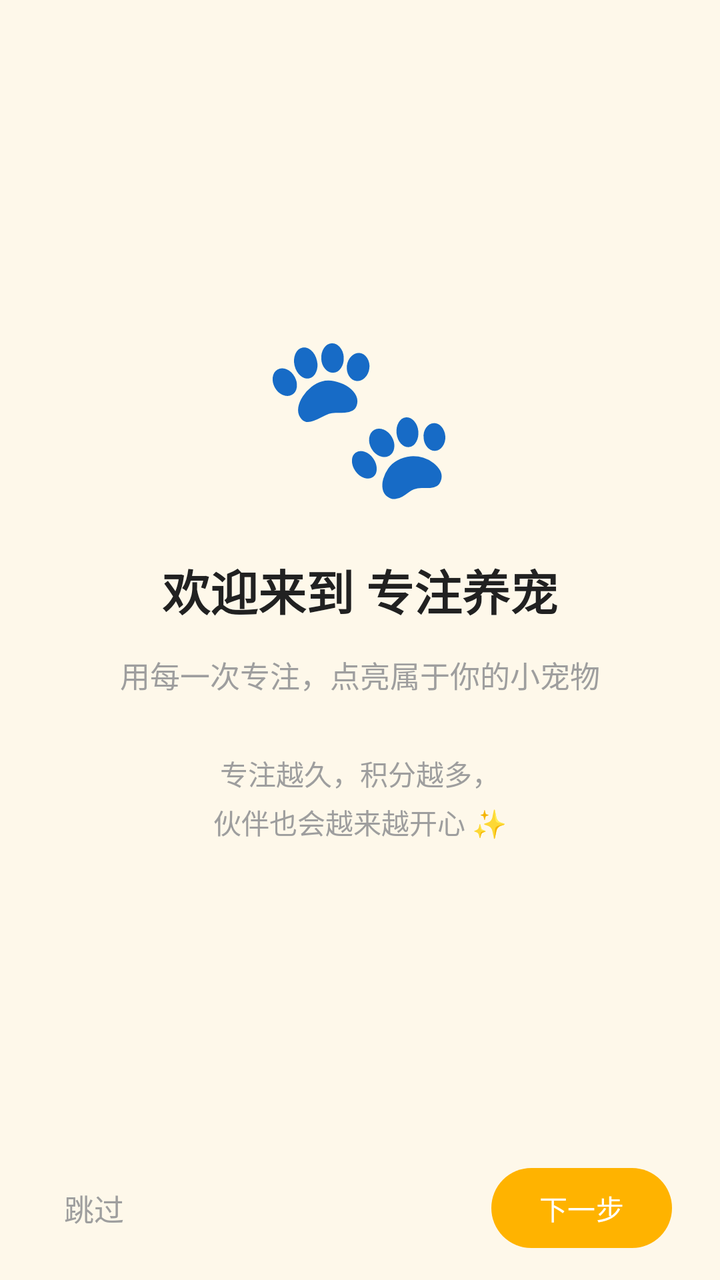
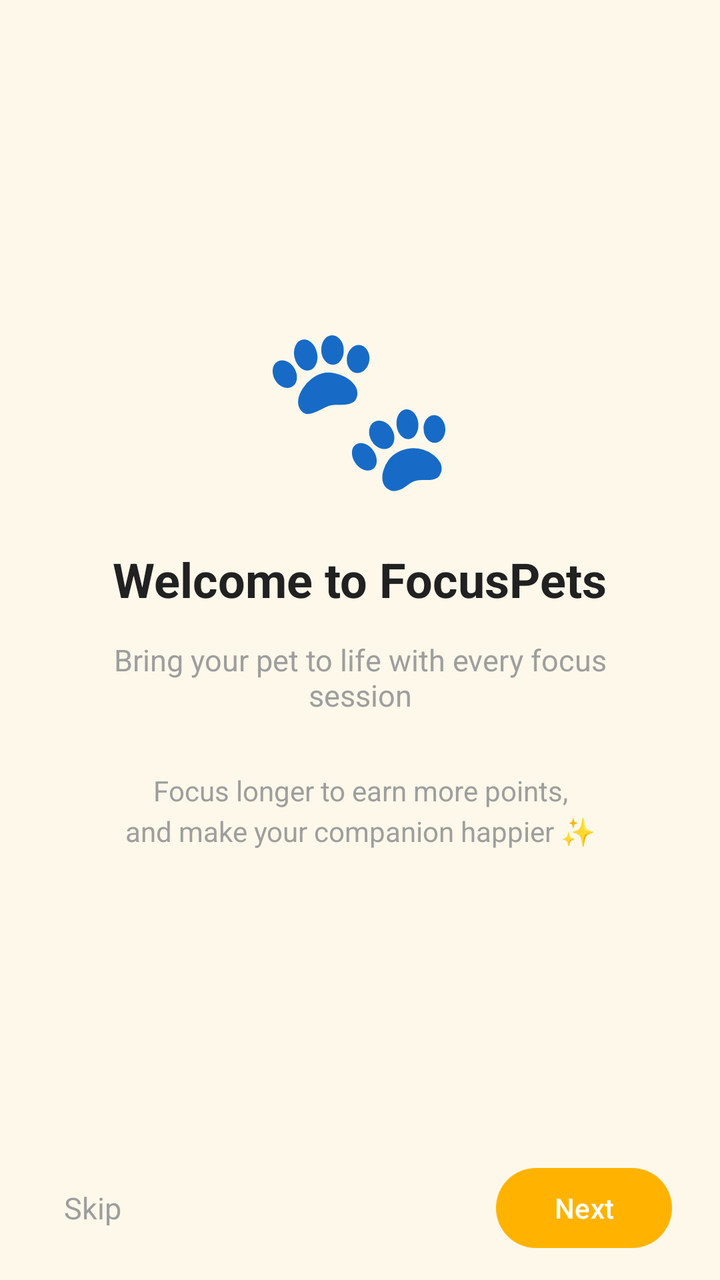

An Android layout rendered at two revisions. The XML below is the earlier revision; the diff shows what the commit changed to produce the second picture.
<!-- AndroidManifest.xml: application theme Theme.FocusPets -->
<!-- res/layout/activity_onboarding.xml -->
<?xml version="1.0" encoding="utf-8"?>
<LinearLayout xmlns:android="http://schemas.android.com/apk/res/android"
    xmlns:app="http://schemas.android.com/apk/res-auto"
    android:id="@+id/onboarding_root"
    android:layout_width="match_parent"
    android:layout_height="match_parent"
    android:orientation="vertical"
    android:paddingBottom="12dp">

    
    <ViewFlipper
        android:id="@+id/flipper"
        android:layout_width="match_parent"
        android:layout_height="0dp"
        android:layout_weight="1"
        android:inAnimation="@android:anim/fade_in"
        android:outAnimation="@android:anim/fade_out">

        
        <LinearLayout
            android:layout_width="match_parent"
            android:layout_height="match_parent"
            android:gravity="center"
            android:orientation="vertical"
            android:paddingStart="32dp"
            android:paddingEnd="32dp">

            <TextView
                android:layout_width="wrap_content"
                android:layout_height="wrap_content"
                android:text="🐾"
                android:textSize="80sp" />

            <TextView
                android:layout_width="wrap_content"
                android:layout_height="wrap_content"
                android:layout_marginTop="20dp"
                android:gravity="center"
                android:text="欢迎来到 专注养宠"
                android:textColor="@color/text_primary"
                android:textSize="24sp"
                android:textStyle="bold" />

            <TextView
                android:layout_width="wrap_content"
                android:layout_height="wrap_content"
                android:layout_marginTop="14dp"
                android:gravity="center"
                android:text="用每一次专注，点亮属于你的小宠物"
                android:textColor="@color/text_hint"
                android:textSize="15sp" />

            <TextView
                android:layout_width="wrap_content"
                android:layout_height="wrap_content"
                android:layout_marginTop="28dp"
                android:gravity="center"
                android:lineSpacingExtra="4dp"
                android:text="专注越久，积分越多，\n伙伴也会越来越开心 ✨"
                android:textColor="@color/text_hint"
                android:textSize="14sp" />
        </LinearLayout>

        
        <LinearLayout
            android:layout_width="match_parent"
            android:layout_height="match_parent"
            android:gravity="center"
            android:orientation="vertical"
            android:paddingStart="32dp"
            android:paddingEnd="32dp">

            <TextView
                android:layout_width="wrap_content"
                android:layout_height="wrap_content"
                android:layout_marginBottom="24dp"
                android:text="怎么玩？"
                android:textColor="@color/text_primary"
                android:textSize="22sp"
                android:textStyle="bold" />

            <TextView
                android:id="@+id/step1"
                style="@style/OnboardingStep"
                android:text="🍅 在「专注」页开始一次专注计时" />

            <TextView
                android:id="@+id/step2"
                style="@style/OnboardingStep"
                android:text="✅ 完成后获得积分，宠物心情变好" />

            <TextView
                android:id="@+id/step3"
                style="@style/OnboardingStep"
                android:text="📖 用积分在「图鉴」解锁更多伙伴" />

            <TextView
                android:id="@+id/step4"
                style="@style/OnboardingStep"
                android:text="🔒 用「锁机」强制专注，还能给小猫换装" />

            <TextView
                android:id="@+id/step5"
                style="@style/OnboardingStep"
                android:text="🏆 在「排行」里和朋友比比专注时长" />
        </LinearLayout>

        
        <LinearLayout
            android:layout_width="match_parent"
            android:layout_height="match_parent"
            android:gravity="center"
            android:orientation="vertical"
            android:paddingStart="32dp"
            android:paddingEnd="32dp">

            <TextView
                android:layout_width="wrap_content"
                android:layout_height="wrap_content"
                android:text="🎨"
                android:textSize="64sp" />

            <TextView
                android:layout_width="wrap_content"
                android:layout_height="wrap_content"
                android:layout_marginTop="16dp"
                android:text="选一个喜欢的背景色"
                android:textColor="@color/text_primary"
                android:textSize="20sp"
                android:textStyle="bold" />

            <TextView
                android:layout_width="wrap_content"
                android:layout_height="wrap_content"
                android:layout_marginTop="8dp"
                android:text="之后随时可以在首页「换背景」里改"
                android:textColor="@color/text_hint"
                android:textSize="13sp" />

            
            <GridLayout
                android:id="@+id/color_grid"
                android:layout_width="wrap_content"
                android:layout_height="wrap_content"
                android:layout_marginTop="26dp"
                android:alignmentMode="alignMargins"
                android:columnCount="4" />
        </LinearLayout>
    </ViewFlipper>

    
    <LinearLayout
        android:layout_width="match_parent"
        android:layout_height="wrap_content"
        android:gravity="center_vertical"
        android:orientation="horizontal"
        android:paddingStart="24dp"
        android:paddingEnd="24dp"
        android:paddingTop="8dp">

        <TextView
            android:id="@+id/btn_skip"
            android:layout_width="wrap_content"
            android:layout_height="wrap_content"
            android:background="?attr/selectableItemBackgroundBorderless"
            android:paddingStart="8dp"
            android:paddingEnd="8dp"
            android:paddingTop="10dp"
            android:paddingBottom="10dp"
            android:text="跳过"
            android:textColor="@color/text_hint"
            android:textSize="15sp" />

        <LinearLayout
            android:id="@+id/dots"
            android:layout_width="0dp"
            android:layout_height="wrap_content"
            android:layout_weight="1"
            android:gravity="center"
            android:orientation="horizontal" />

        <com.google.android.material.button.MaterialButton
            android:id="@+id/btn_next"
            android:layout_width="wrap_content"
            android:layout_height="wrap_content"
            android:text="下一步"
            app:cornerRadius="22dp" />
    </LinearLayout>
</LinearLayout>
<!-- resources referenced by this layout -->
<resources>
  <color name="text_hint">#9E9E9E</color>
  <color name="text_primary">#212121</color>
  <style name="OnboardingStep">
          <item name="android:layout_width">match_parent</item>
          <item name="android:layout_height">wrap_content</item>
          <item name="android:layout_marginTop">16dp</item>
          <item name="android:textColor">@color/text_primary</item>
          <item name="android:textSize">15sp</item>
      </style>
  <style name="Theme.FocusPets" parent="Theme.Material3.DayNight.NoActionBar">
          
          <item name="android:windowBackground">@color/page_background</item>
          <item name="android:colorBackground">@color/page_background</item>
          
          <item name="colorPrimary">@color/cat_accent</item>
          <item name="colorPrimaryContainer">@color/cat_accent</item>
          <item name="colorOnPrimary">#FFFFFF</item>
          
          <item name="android:statusBarColor">@color/page_background</item>
          <item name="android:navigationBarColor">@color/page_background</item>
          <item name="android:windowLightStatusBar">true</item>
      </style>
  <color name="page_background">#FEF8EA</color>
  <color name="cat_accent">#FFB300</color>
</resources>

<!-- the commit's change to res/layout/activity_onboarding.xml (unified diff, before → after) -->
@@ -36,7 +36,7 @@
                 android:layout_height="wrap_content"
                 android:layout_marginTop="20dp"
                 android:gravity="center"
-                android:text="欢迎来到 专注养宠"
+                android:text="@string/ui_091"
                 android:textColor="@color/text_primary"
                 android:textSize="24sp"
                 android:textStyle="bold" />
@@ -46,7 +46,7 @@
                 android:layout_height="wrap_content"
                 android:layout_marginTop="14dp"
                 android:gravity="center"
-                android:text="用每一次专注，点亮属于你的小宠物"
+                android:text="@string/ui_101"
                 android:textColor="@color/text_hint"
                 android:textSize="15sp" />
 
@@ -56,7 +56,7 @@
                 android:layout_marginTop="28dp"
                 android:gravity="center"
                 android:lineSpacingExtra="4dp"
-                android:text="专注越久，积分越多，\n伙伴也会越来越开心 ✨"
+                android:text="@string/ui_031"
                 android:textColor="@color/text_hint"
                 android:textSize="14sp" />
         </LinearLayout>
@@ -74,7 +74,7 @@
                 android:layout_width="wrap_content"
                 android:layout_height="wrap_content"
                 android:layout_marginBottom="24dp"
-                android:text="怎么玩？"
+                android:text="@string/ui_072"
                 android:textColor="@color/text_primary"
                 android:textSize="22sp"
                 android:textStyle="bold" />
@@ -82,27 +82,27 @@
             <TextView
                 android:id="@+id/step1"
                 style="@style/OnboardingStep"
-                android:text="🍅 在「专注」页开始一次专注计时" />
+                android:text="@string/ui_141" />
 
             <TextView
                 android:id="@+id/step2"
                 style="@style/OnboardingStep"
-                android:text="✅ 完成后获得积分，宠物心情变好" />
+                android:text="@string/ui_011" />
 
             <TextView
                 android:id="@+id/step3"
                 style="@style/OnboardingStep"
-                android:text="📖 用积分在「图鉴」解锁更多伙伴" />
+                android:text="@string/ui_153" />
 
             <TextView
                 android:id="@+id/step4"
                 style="@style/OnboardingStep"
-                android:text="🔒 用「锁机」强制专注，还能给小猫换装" />
+                android:text="@string/ui_155" />
 
             <TextView
                 android:id="@+id/step5"
                 style="@style/OnboardingStep"
-                android:text="🏆 在「排行」里和朋友比比专注时长" />
+                android:text="@string/ui_144" />
         </LinearLayout>
 
         
@@ -124,7 +124,7 @@
                 android:layout_width="wrap_content"
                 android:layout_height="wrap_content"
                 android:layout_marginTop="16dp"
-                android:text="选一个喜欢的背景色"
+                android:text="@string/ui_127"
                 android:textColor="@color/text_primary"
                 android:textSize="20sp"
                 android:textStyle="bold" />
@@ -133,7 +133,7 @@
                 android:layout_width="wrap_content"
                 android:layout_height="wrap_content"
                 android:layout_marginTop="8dp"
-                android:text="之后随时可以在首页「换背景」里改"
+                android:text="@string/ui_033"
                 android:textColor="@color/text_hint"
                 android:textSize="13sp" />
 
@@ -167,7 +167,7 @@
             android:paddingEnd="8dp"
             android:paddingTop="10dp"
             android:paddingBottom="10dp"
-            android:text="跳过"
+            android:text="@string/ui_119"
             android:textColor="@color/text_hint"
             android:textSize="15sp" />
 
@@ -183,7 +183,7 @@
             android:id="@+id/btn_next"
             android:layout_width="wrap_content"
             android:layout_height="wrap_content"
-            android:text="下一步"
+            android:text="@string/ui_016"
             app:cornerRadius="22dp" />
     </LinearLayout>
 </LinearLayout>
<!-- resource entries referenced after the edit -->
@@ -2,6 +2,19 @@
 <resources>
   <color name="text_hint">#9E9E9E</color>
   <color name="text_primary">#212121</color>
+  <string name="ui_011">✅ Earn points and cheer up your pet</string>
+  <string name="ui_016">Next</string>
+  <string name="ui_031">Focus longer to earn more points,\nand make your companion happier ✨</string>
+  <string name="ui_033">You can change this later using Change background on Home</string>
+  <string name="ui_072">How to play</string>
+  <string name="ui_091">Welcome to FocusPets</string>
+  <string name="ui_101">Bring your pet to life with every focus session</string>
+  <string name="ui_119">Skip</string>
+  <string name="ui_127">Choose a background color</string>
+  <string name="ui_141">🍅 Start a timer on the Focus page</string>
+  <string name="ui_144">🏆 Compare focus time with friends on the leaderboard</string>
+  <string name="ui_153">📖 Use points to unlock more companions</string>
+  <string name="ui_155">🔒 Use Lock mode to focus and dress up your cat</string>
   <style name="OnboardingStep">
           <item name="android:layout_width">match_parent</item>
           <item name="android:layout_height">wrap_content</item>
